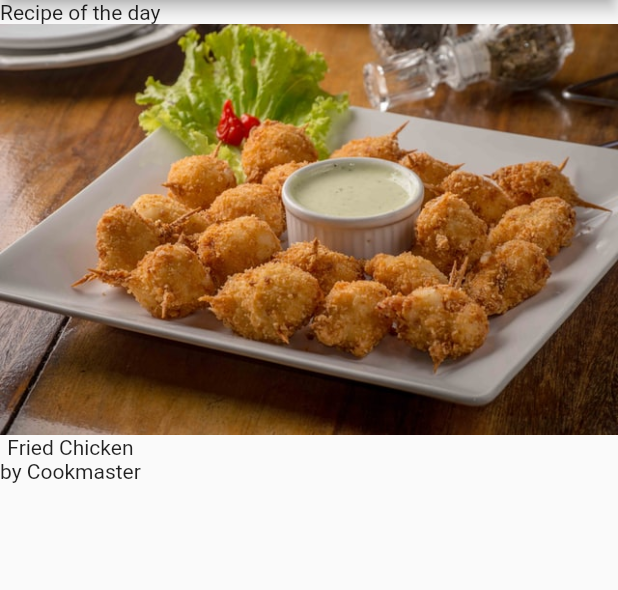
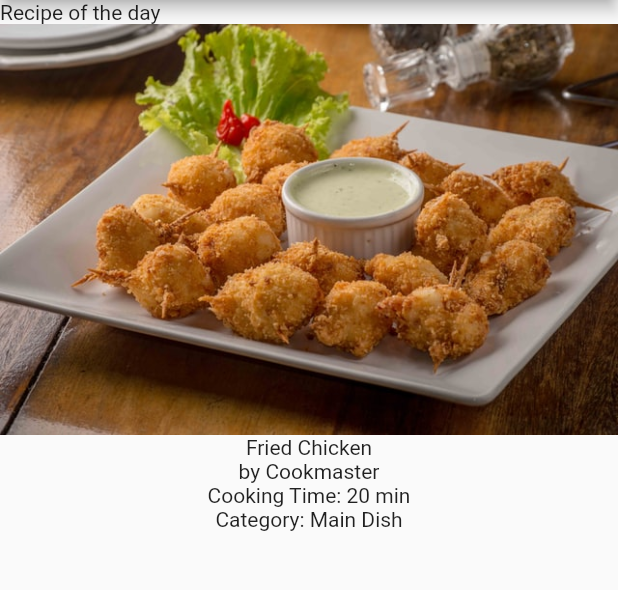
Before and after one commit to djaldave/flutter_widgets-Remake, a Flutter app: the screen it shows after launch, on a phone screen of 412 x 824 dp, the part 84-674 px from its top. Run offline on Flutter 3.47's test engine with Material 2 defaults, Android fonts, the phone set to English and light mode, and no system bars.

Commit message:
row and mainAxisAlignment center

```diff
--- a/lib/recipedescription.dart
+++ b/lib/recipedescription.dart
@@ -3,11 +3,27 @@ import 'package:flutter/material.dart';
 class RecipeDescription extends StatelessWidget {
   @override
   Widget build(BuildContext context) {
-    return Column(
-      children: [
-        Text("Fried Chicken"),
-        Text("by Cookmaster"),
-      ],
+    return Center(
+      child: Column(
+        children: [
+          Text("Fried Chicken"),
+          Text("by Cookmaster"),
+          Row(
+            mainAxisAlignment: MainAxisAlignment.center,
+            children: [
+              Text("Cooking Time: "),
+              Text("20 min"),
+            ],
+          ),
+          Row(
+            mainAxisAlignment: MainAxisAlignment.center,
+            children: [
+              Text("Category: "),
+              Text("Main Dish"),
+            ],
+          ),
+        ],
+      ),
     );
   }
 }
```
